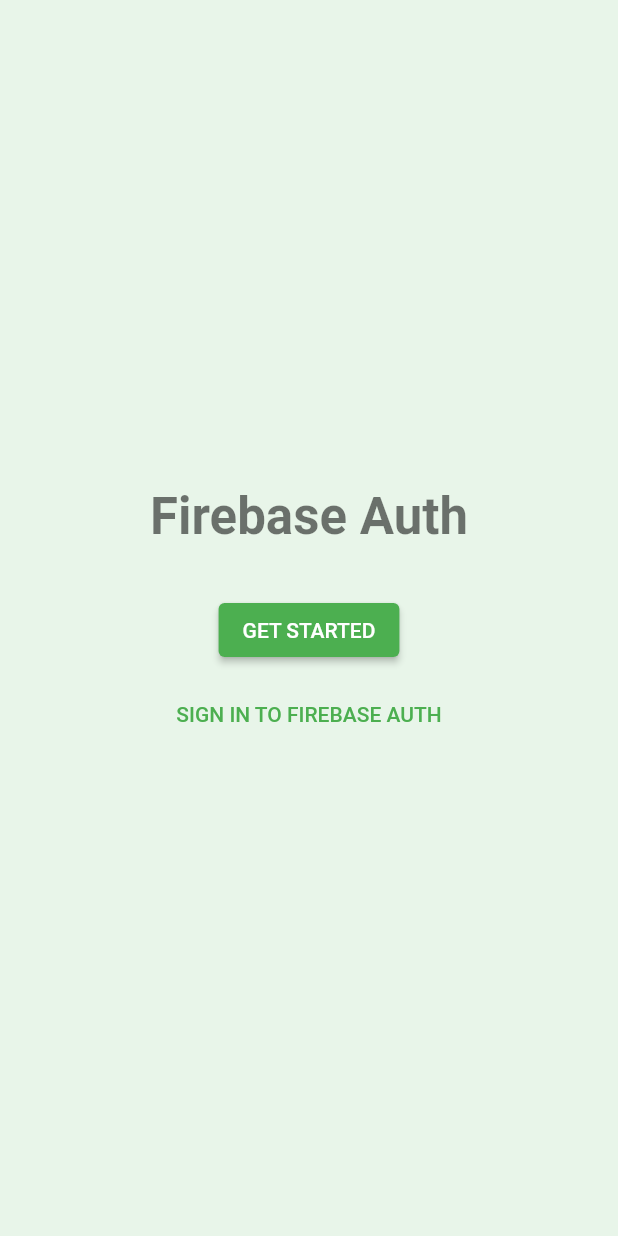
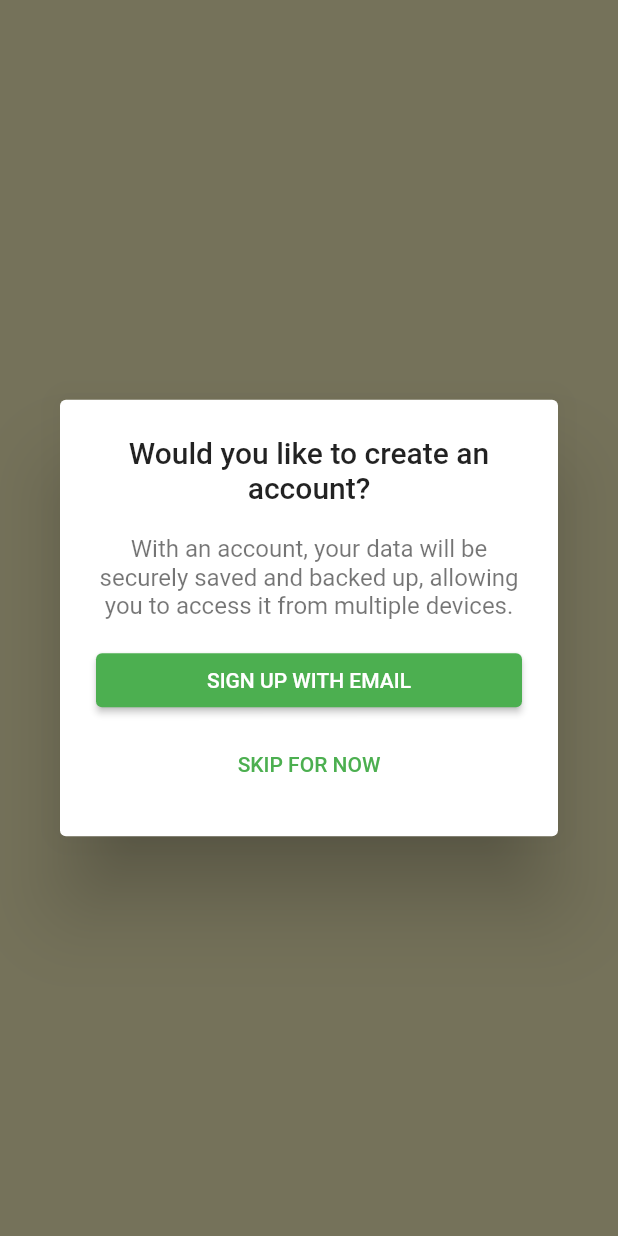
Before and after one commit to priyampurkait/flutter_firebase_auth, a Flutter app: the GetStartedPage screen opened directly, after a tap on "GET STARTED", on a phone screen of 412 x 824 dp. Run offline on Flutter 3.47's test engine with Material 2 defaults, Android fonts, the light colour scheme and no system bars; our stand-ins replace firebase_auth, firebase_core, google_fonts; accounts and stored records are empty.

Commit message:
Anonymous signIn added

```diff
--- a/lib/main.dart
+++ b/lib/main.dart
@@ -2,8 +2,10 @@
 import 'package:firebase_core/firebase_core.dart';
 import 'package:flutter/material.dart';
 import 'package:flutter_firebase_auth/providers/firebase_auth_state.dart';
+import 'package:flutter_firebase_auth/res/strings.dart';
 import 'package:flutter_firebase_auth/screens/get_started_screen/get_started_page.dart';
 import 'package:flutter_firebase_auth/screens/main_screen/main_page.dart';
+import 'package:google_fonts/google_fonts.dart';
 import 'package:provider/provider.dart';
 
 Future<void> main() async {
@@ -28,9 +30,10 @@
   Widget build(BuildContext context) {
     return MaterialApp(
       debugShowCheckedModeBanner: false,
-      title: 'Firebase Auth',
+      title: Strings.appName,
       theme: ThemeData(
         primarySwatch: Colors.green,
+        fontFamily: GoogleFonts.breeSerif().fontFamily,
       ),
       home: AuthenticationWrapper(),
     );
--- a/lib/res/strings.dart
+++ b/lib/res/strings.dart
@@ -3,13 +3,25 @@
 
   static const String appName = 'Firebase Auth';
 
+  static const String welcome = 'Welcome';
+  static const String welcomeSubtitle = "Let's start exploring \n$appName";
   static const String getStartedButton = 'Get Started';
   static const String signinButton = 'Sign in to firebase auth';
 
-  static const String login = 'Login';
+  static const String account = 'Would you like to create an account?';
+  static const String accountInfo =
+      'With an account, your data will be securely saved and backed up, allowing you to access it from multiple devices.';
+  static const String signupButton = 'Sign up with email';
+  static const String skipButton = 'Skip for now';
+
+  static const String login = 'Sign In';
   static const String labelTextEmail = 'Email';
   static const String hintTextEmail = 'example@mail.com';
   static const String labelTextPassword = 'Password';
   static const String hintTexPassword = 'Enter password';
   static const String signinEmailButton = 'Sign in with email';
+
+  static const String signup = 'Create new account';
+  static const String labelTextName = 'Name';
+  static const String hintTextName = 'Enter your name';
 }
--- a/lib/screens/get_started_screen/get_started_page.dart
+++ b/lib/screens/get_started_screen/get_started_page.dart
@@ -1,42 +1,18 @@
 import 'package:flutter/material.dart';
-import 'package:flutter_firebase_auth/res/strings.dart';
-import 'package:flutter_firebase_auth/screens/sign_in_screen/sign_in_page.dart';
+import 'package:flutter_firebase_auth/widgets/get_started.dart';
 
 class GetStartedPage extends StatelessWidget {
   @override
   Widget build(BuildContext context) {
     debugPrint('GetStartedPage');
     return Scaffold(
-      backgroundColor: Colors.green[50],
-      body: Center(
-        child: Column(
-          mainAxisAlignment: MainAxisAlignment.center,
-          children: [
-            Text(
-              Strings.appName,
-              style: Theme.of(context)
-                  .textTheme
-                  .headline4
-                  .copyWith(fontWeight: FontWeight.bold),
-            ),
-            const SizedBox(height: 32.0),
-            ElevatedButton(
-              onPressed: () {},
-              child: Text(Strings.getStartedButton.toUpperCase()),
-            ),
-            const SizedBox(height: 8.0),
-            TextButton(
-              onPressed: () {
-                Navigator.push(
-                  context,
-                  MaterialPageRoute(
-                    builder: (_) => SignInPage(),
-                  ),
-                );
-              },
-              child: Text(Strings.signinButton.toUpperCase()),
-            ),
-          ],
+      backgroundColor: Colors.yellow[100],
+      body: SafeArea(
+        child: Center(
+          child: SingleChildScrollView(
+            padding: const EdgeInsets.symmetric(horizontal: 16.0),
+            child: GetStarted(),
+          ),
         ),
       ),
     );
--- /dev/null
+++ b/lib/utils/utils.dart
@@ -0,0 +1,31 @@
+import 'dart:io';
+
+import 'package:flutter/material.dart';
+
+class Utils {
+  Utils._();
+
+  static void snakbar({BuildContext context}) =>
+      ScaffoldMessenger.of(context).showSnackBar(
+        SnackBar(
+          content: const Text(
+              "There is no internet connection! Please connect to the internet."),
+          duration: const Duration(seconds: 2),
+          action: SnackBarAction(label: 'OK', onPressed: () {}),
+        ),
+      );
+
+  static Future<bool> checkConnection() async {
+    try {
+      final result = await InternetAddress.lookup('google.com');
+      if (result.isNotEmpty && result[0].rawAddress.isNotEmpty) {
+        debugPrint('connected');
+        return true;
+      }
+      return false;
+    } on SocketException catch (_) {
+      debugPrint('not connected');
+      return false;
+    }
+  }
+}
--- /dev/null
+++ b/lib/widgets/get_started.dart
@@ -0,0 +1,119 @@
+import 'package:flutter/material.dart';
+import 'package:flutter_firebase_auth/providers/firebase_auth_state.dart';
+import 'package:flutter_firebase_auth/res/strings.dart';
+import 'package:flutter_firebase_auth/screens/sign_in_screen/sign_in_page.dart';
+import 'package:flutter_firebase_auth/screens/sign_up_screen/sign_up_page.dart';
+import 'package:flutter_firebase_auth/utils/utils.dart';
+import 'package:provider/provider.dart';
+
+class GetStarted extends StatelessWidget {
+  @override
+  Widget build(BuildContext context) {
+    return Column(
+      mainAxisAlignment: MainAxisAlignment.center,
+      children: [
+        Text(
+          Strings.welcome,
+          style: Theme.of(context)
+              .textTheme
+              .headline4
+              .copyWith(fontWeight: FontWeight.bold),
+        ),
+        const SizedBox(height: 32.0),
+        Text(
+          Strings.welcomeSubtitle,
+          textAlign: TextAlign.center,
+          style: Theme.of(context).textTheme.headline4.copyWith(fontSize: 24.0),
+        ),
+        const SizedBox(height: 32.0),
+        ElevatedButton(
+          onPressed: () {
+            _onGetStartedButtonClick(context);
+          },
+          child: Text(Strings.getStartedButton.toUpperCase()),
+        ),
+        const SizedBox(height: 8.0),
+        TextButton(
+          onPressed: () {
+            _onSignInButtonClick(context);
+          },
+          child: Text(Strings.signinButton.toUpperCase()),
+        ),
+      ],
+    );
+  }
+
+  void _onGetStartedButtonClick(BuildContext context) {
+    showDialog(
+      context: context,
+      barrierDismissible: false,
+      builder: (context) => const AlertDialog(
+        title: Text(
+          Strings.account,
+          textAlign: TextAlign.center,
+        ),
+        content: DialogContent(),
+      ),
+    );
+  }
+
+  void _onSignInButtonClick(BuildContext context) => Navigator.push(
+        context,
+        MaterialPageRoute(
+          builder: (_) => SignInPage(),
+        ),
+      );
+}
+
+class DialogContent extends StatelessWidget {
+  const DialogContent({
+    Key key,
+  }) : super(key: key);
+
+  @override
+  Widget build(BuildContext context) {
+    return Column(
+      crossAxisAlignment: CrossAxisAlignment.stretch,
+      mainAxisSize: MainAxisSize.min,
+      children: [
+        Text(
+          Strings.accountInfo,
+          textAlign: TextAlign.center,
+          style: Theme.of(context).textTheme.headline4.copyWith(fontSize: 16.0),
+        ),
+        const SizedBox(height: 16.0),
+        ElevatedButton(
+          onPressed: () {
+            Navigator.of(context).pop();
+            _onSignUpButtonClick(context);
+          },
+          child: Text(Strings.signupButton.toUpperCase()),
+        ),
+        const SizedBox(height: 8.0),
+        TextButton(
+          onPressed: () async {
+            _onSkipButtonClick(context);
+          },
+          child: Text(Strings.skipButton.toUpperCase()),
+        ),
+      ],
+    );
+  }
+
+  void _onSignUpButtonClick(BuildContext context) => Navigator.push(
+        context,
+        MaterialPageRoute(
+          builder: (_) => SignUpPage(),
+        ),
+      );
+
+  Future<void> _onSkipButtonClick(BuildContext context) async {
+    final result = await context.read<FirebaseAuthState>().signInAnonymously();
+    if (result == 'no connection!') {
+      Utils.snakbar(context: context);
+    }
+    if (result == null) {
+      Navigator.of(context).pop();
+    }
+  }
+}
--- a/pubspec.yaml
+++ b/pubspec.yaml
@@ -31,6 +31,7 @@
   flutter:
     sdk: flutter
 
+  google_fonts: ^1.1.1
   google_sign_in: ^4.5.5
   provider: ^4.3.2+2
 
```
Also changed, not shown: lib/providers/firebase_auth_state.dart (+22 -0 lines), lib/screens/main_screen/main_page.dart (+12 -1 lines), lib/screens/sign_up_screen/sign_up_page.dart (+12 -1 lines), lib/widgets/sign_up_form.dart (renamed from lib/widgets/sign_in_form.dart, +26 -4 lines), pubspec.lock.
